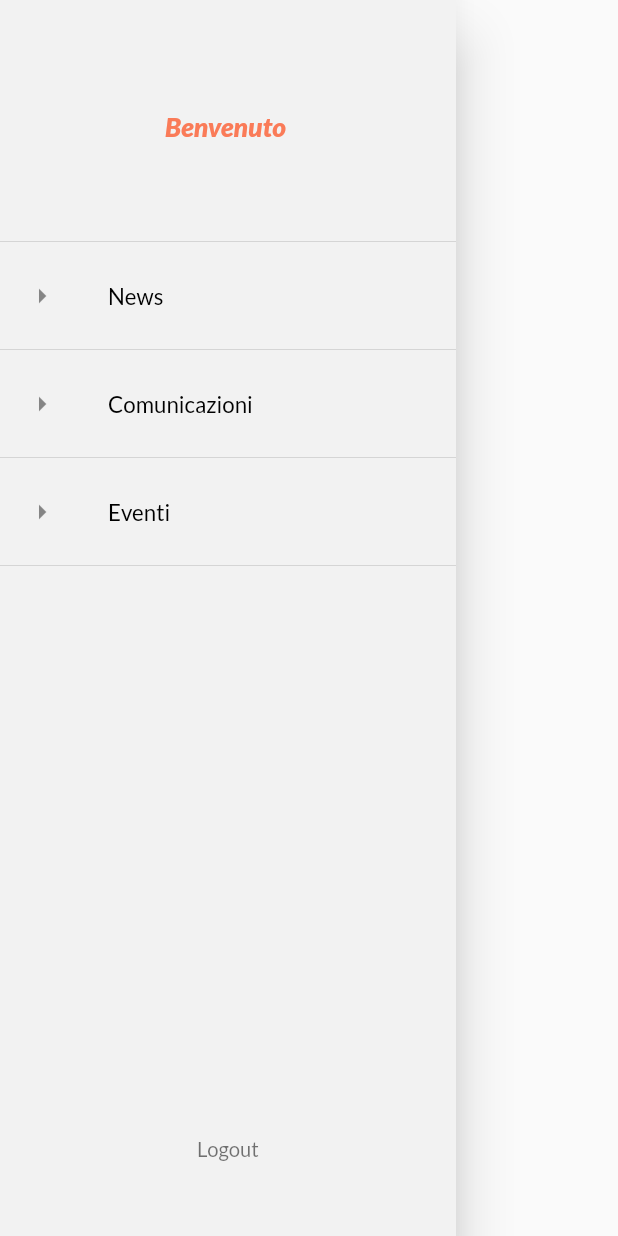
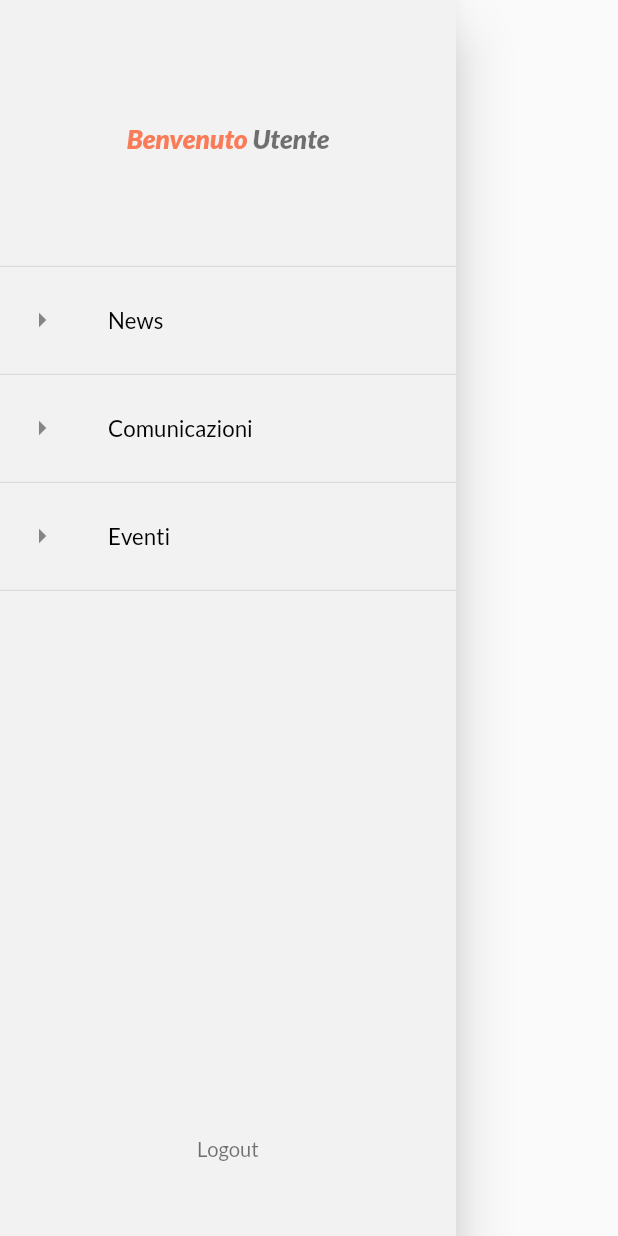
Before and after one commit to calinvasileandrei/geopic_polimi, a Flutter app: the AppDrawer widget shown alone on an empty page, opened directly, on a phone screen of 412 x 824 dp. Run offline on Flutter 3.47's test engine with Material 2 defaults, Android fonts, the phone set to English and light mode, and no system bars; our stand-ins replace bloc, equatable, flutter_bloc, flutter_dotenv, flutter_screenutil, fluttertoast and 5 more; accounts and stored records are empty; network calls fail.

Commit message:
Fix name text drawer and login system

```diff
--- a/lib/main_development.dart
+++ b/lib/main_development.dart
@@ -22,7 +22,7 @@ void main() async {
   };
 
   runZonedGuarded(
-    () => runApp( AppInitializer()),
+    () => runApp(AppInitializer()),
     (error, stackTrace) => log(error.toString(), stackTrace: stackTrace),
   );
 }
--- a/lib/pages/browse/view/browse_map_searchbar.dart
+++ b/lib/pages/browse/view/browse_map_searchbar.dart
@@ -12,7 +12,7 @@ class BrowseSearchBar extends StatelessWidget {
       onSubmitted: (textString) => textString.length >= 2
           ? BlocProvider.of<BrowseBloc>(context).add(new BrowseEvent(
         status: BrowseStatus.UpdateCameraPosition,
-        location: textString,))
+        location: textString.trim(),))
           : {},
       controller: _textEditingController,
       style: Theme.of(context).textTheme.bodyText1,
--- a/lib/pages/login/cubit/login_state.dart
+++ b/lib/pages/login/cubit/login_state.dart
@@ -9,7 +9,7 @@ part of 'login_cubit.dart';
 class LoginState {
   LoginState({Key key, this.user,this.status,this.loading});
 
-  final user;
+  final User user;
   final LoginStatus status;
   final bool loading;
 
--- a/lib/tad_widgets/view/drawer/app_drawer.dart
+++ b/lib/tad_widgets/view/drawer/app_drawer.dart
@@ -11,73 +11,74 @@ import 'package:flutter_screenutil/flutter_screenutil.dart';
 import 'package:geopic_polimi/routing/router_constants.dart';
 
 ///App Drawer Ui
-class AppDrawer extends StatelessWidget {
+class AppDrawer extends StatefulWidget {
+  //Define a default name
   @override
-  Widget build(BuildContext context) {
-    //Define a default name
-    String name = '';
+  _AppDrawerState createState() => _AppDrawerState();
+}
 
+class _AppDrawerState extends State<AppDrawer> {
   /// Simple Redirect to the News View Page
-    redirect(newsSection){
+  redirect(String newsSection,BuildContext context){
     Navigator.pushNamed(context, newsViewPageRoute,arguments:{
       "newsSection": newsSection
     });
   }
 
+  @override
+  Widget build(BuildContext context) {
     return Drawer(
       child: Container(
         color: Theme.of(context).backgroundColor,
         child: Column(
+          mainAxisAlignment: MainAxisAlignment.spaceBetween,
           children: [
             Expanded(
-              child: ListView(
-                  padding: EdgeInsets.zero,
-                  children: [
-                    BlocBuilder<LoginCubit,LoginState>(
-                        builder: (_, LoginState state) {
-                            if(state.status == LoginStatus.Authenticated){
-                              name = state.user.firstName;
-                            }
-                          return DrawerHeader(child: _buildDrawerHeader(name,context));
-                        }),
-                    ListTile(leading: Icon(Icons.arrow_right), title: Text("News",style: Theme.of(context).textTheme.subtitle1,),onTap: ()=>  redirect('News'),),
-                    Divider(),
-                    ListTile(leading: Icon(Icons.arrow_right),title: Text("Comunicazioni",style: Theme.of(context).textTheme.subtitle1,) ,onTap: ()=> redirect('Comunicazioni')  ),
-                    Divider(),
-                    ListTile(leading: Icon(Icons.arrow_right),title: Text("Eventi",style: Theme.of(context).textTheme.subtitle1,),onTap: ()=> redirect('Eventi') ),
-                    Divider(),
-                  ]),
-            ),
+                flex: 1,
+                child: _buildDrawerHeader(context)),
+            Expanded(
+                flex: 3,
+                child:  _buildOptions(context: context)),
             Container(
               margin: EdgeInsets.only(bottom: 100.h),
               child: LogoutButton(),
             )
           ],
         ),
+      )
+    );
+  }
+
+  /// Generate the options listTails
+  Widget _buildOptions({BuildContext context}){
+    return Column(
+      children: [
+        ListTile(leading: Icon(Icons.arrow_right), title: Text("News",style: Theme.of(context).textTheme.subtitle1,),onTap: ()=>  redirect('News',context),),
+        Divider(),
+        ListTile(leading: Icon(Icons.arrow_right),title: Text("Comunicazioni",style: Theme.of(context).textTheme.subtitle1,) ,onTap: ()=> redirect('Comunicazioni',context)  ),
+        Divider(),
+        ListTile(leading: Icon(Icons.arrow_right),title: Text("Eventi",style: Theme.of(context).textTheme.subtitle1,),onTap: ()=> redirect('Eventi',context) ),
+        Divider(),
+      ],
+    );
+  }
+
+  /// Generate the drawer header with the user's name
+  Widget _buildDrawerHeader(BuildContext context){
+    return DrawerHeader(
+      child: Row(
+        mainAxisAlignment: MainAxisAlignment.center,
+        children: [
+          Text("Benvenuto ",style: Theme.of(context).textTheme.headline2.copyWith(color: Theme.of(context).accentColor)
+          ),
+          BlocBuilder<LoginCubit,LoginState>(builder: (_,LoginState state){
+            if(state.status == LoginStatus.Authenticated && state.user != null){
+              return Text(state.user.firstName,style: Theme.of(context).textTheme.headline2);
+            }
+            return Text("Utente",style: Theme.of(context).textTheme.headline2);
+          })
+        ],
       ),
     );
   }
-
-
-  ///Show the proper UI based on the Name length
-  Widget _buildDrawerHeader(String name,BuildContext context){
-    return  name != null ?
-    name.length<=16? Row(
-      mainAxisAlignment: MainAxisAlignment.center,
-      children: [
-        Text("Benvenuto ",style: Theme.of(context).textTheme.headline2.copyWith(color: Theme.of(context).accentColor),),
-        Text(name,style: Theme.of(context).textTheme.headline2,),
-      ],
-    ):Column(
-      children: [
-        Text("Benvenuto ",style: Theme.of(context).textTheme.headline2.copyWith(color: Theme.of(context).accentColor),),
-        SingleChildScrollView(child: Text(name,style: Theme.of(context).textTheme.headline2,), physics: NeverScrollableScrollPhysics(),),
-      ],
-    ): Row(
-      mainAxisAlignment: MainAxisAlignment.center,
-      children: [
-        Text("Benvenuto ",style: Theme.of(context).textTheme.headline2.copyWith(color: Theme.of(context).accentColor),),
-      ],
-    );
 }
-}
--- a/lib/tad_widgets/view/tab_bar/tab_bar_controller.dart
+++ b/lib/tad_widgets/view/tab_bar/tab_bar_controller.dart
@@ -50,7 +50,7 @@ class _TabBarControllerState extends State<TabBarController> with TickerProvider
         //Defining the custom App Bar
         appBar: CustomAppBar(),
         //Defining the custom App Drawer
-        drawer: AppDrawer(),
+        drawer: new AppDrawer(),
         //Defining the shape of the Bottom Navigation Bar
         bottomNavigationBar: Container(
           decoration: containerElevationShadow(
```
Also changed, not shown: lib/app/app.dart (+18 -28 lines). Lines whose indentation alone changed are shown as unchanged.
